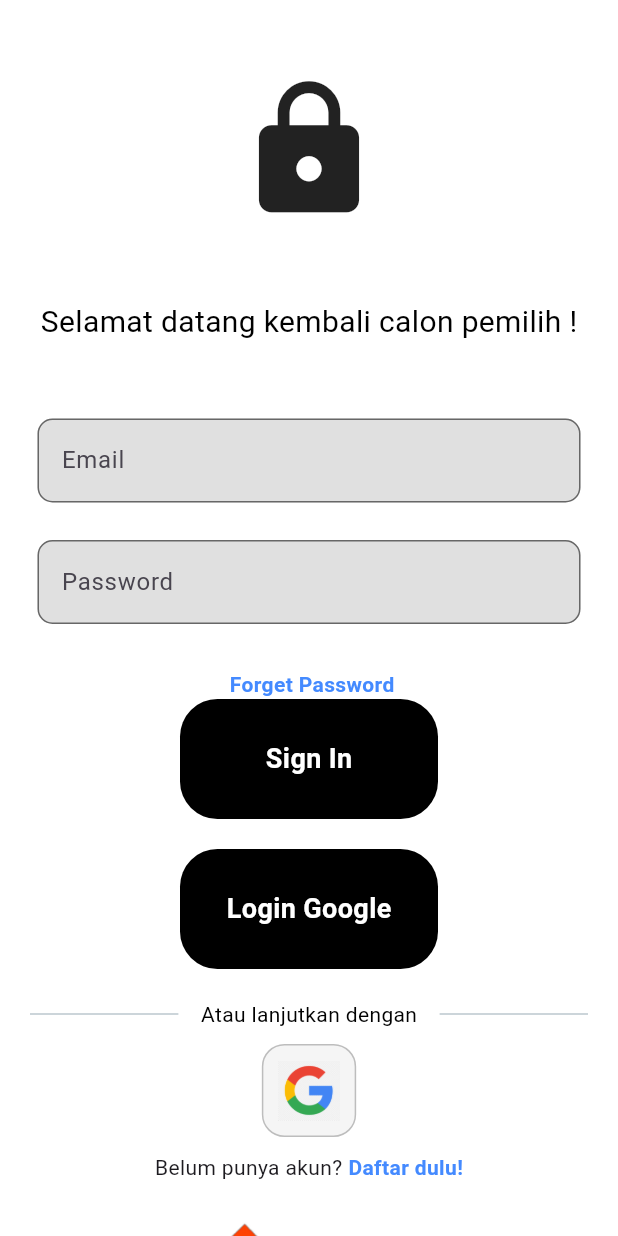
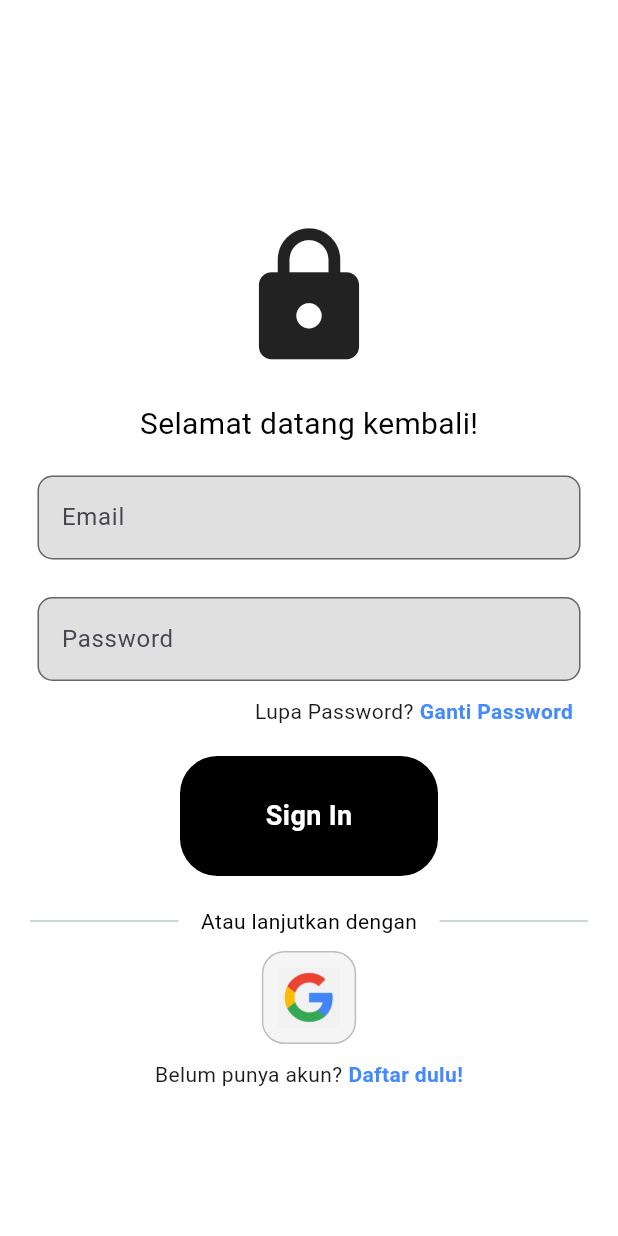
Before and after one commit to PS21michael/skripsilocal, a Flutter app: the LoginPage screen opened directly, after a tap on "Sign In", on a phone screen of 412 x 824 dp. Run offline on Flutter 3.47's test engine with Material 3 defaults, Android fonts, the phone set to English and light mode, and no system bars; our stand-ins replace cloud_firestore, firebase_auth, firebase_core, firebase_storage, get, get_storage and 5 more; missing offline and left inert: random_name_generator; accounts and stored records are empty; network calls fail; statements that could not run were skipped.

Commit message:
Update login page dan commit sebelum pull

```diff
--- a/lib/main.dart
+++ b/lib/main.dart
@@ -7,6 +7,7 @@ import 'package:skripsilocal/pages/profile/core/manage_user_screen.dart';
 import 'package:skripsilocal/pages/profile/core/profile_creen.dart';
 import 'package:skripsilocal/pages/profile/core/update_profile_new.dart';
 import 'package:skripsilocal/pages/profile/profile_page.dart';
+import 'package:skripsilocal/pages/profile/register_page.dart';
 import 'package:skripsilocal/src/repository/authentication_repository/authentication_repository.dart';
 import 'pages/profile/login_page.dart';
 
@@ -33,7 +34,8 @@ class MyApp extends StatelessWidget {
       //home: MyHeader(),
       // home: HomePage(),
       // home: RegisterPage(),
-      home : ProfilePage(),
+      // home : ProfilePage(),
+      home: UpdateProfile_New(),
     );
   }
 }
--- a/lib/pages/profile/core/profile_creen.dart
+++ b/lib/pages/profile/core/profile_creen.dart
@@ -50,7 +50,7 @@ class ProfileScreen extends StatelessWidget{
                     controller.getUserData();
                     final networkImage = controller.getprofileUrl();
 
-                    print('Gambar kosong : ${networkImage.isNotEmpty }');
+                    print('Gambar kosong : ${networkImage.isEmpty }');
                     print('Url gambarnya : ${controller.getprofileUrl()}');
                     final image = networkImage.isNotEmpty ? controller.getprofileUrl() : 'https://images.pexels.com/photos/415829/pexels-photo-415829.jpeg?auto=compress&cs=tinysrgb&w=400';
                     return
@@ -80,7 +80,7 @@ class ProfileScreen extends StatelessWidget{
                   theButton(
                     text: 'Reload',
                     onTap: (){
-                      FirebaseAuth.instance.currentUser?.reload();
+                      // FirebaseAuth.instance.currentUser?.reload();
                       // Timer(const Duration(seconds: 15),() {
                       //   print("This code executes after 15 seconds");
                       Get.to(()=>const UpdateProfile_New());
--- a/lib/pages/profile/login_page.dart
+++ b/lib/pages/profile/login_page.dart
@@ -11,18 +11,15 @@ import 'package:skripsilocal/pages/profile/register_page.dart';
 import 'package:skripsilocal/src/features/authentication/controller/signin_controller.dart';
 import 'package:skripsilocal/src/features/authentication/screens/forget_password/reset_password_screen.dart';
 import 'package:skripsilocal/src/repository/authentication_repository/authentication_repository.dart';
-import '../../src/features/authentication/controller/profile_controller.dart';
-import '../../src/features/authentication/controller/signup_controller.dart';
 import '../../src/features/authentication/models/user_model.dart';
 import '../../src/repository/user_repository/user_repository.dart';
 import '../components/my_textfield.dart';
 import '../components/button.dart';
-import 'core/manage_user_screen.dart';
-import 'core/update_screen_profile_advanced.dart';
+import 'core/update_profile_new.dart';
 
 class LoginPage extends StatefulWidget {
 
-  LoginPage({super.key});
+  const LoginPage({super.key});
 
   @override
   State<LoginPage> createState() => _LoginPageState();
@@ -70,15 +67,15 @@ class _LoginPageState extends State<LoginPage> {
                   Icons.lock,
                   size: 100,
                 ),
-                const SizedBox(height: 50),
+                const SizedBox(height: 20),
                 const Text(
-                  'Selamat datang kembali calon pemilih !',
+                  'Selamat datang kembali!',
                   style: TextStyle(
                     color: Colors.black,
                     fontSize: 20,
                   ),
                 ),
-                const SizedBox(height: 50),
+                const SizedBox(height: 20),
                 MyTextField(
                   controller: controller.email,
                   hintText: 'Email',
@@ -90,16 +87,20 @@ class _LoginPageState extends State<LoginPage> {
                   hintText: 'Password',
                   obscureText: true,
                 ),
-                const SizedBox(height: 30),
-
+                const SizedBox(height: 10),
                 // Forget Password
-                Row(
-                  mainAxisAlignment: MainAxisAlignment.center,
+                Padding(
+                  padding: EdgeInsets.only(right: 30),
+                  child: Row(
+                    mainAxisAlignment: MainAxisAlignment.end,
                     children: [
+                      const Text(
+                          'Lupa Password?'
+                      ),
                       const SizedBox(width: 4),
                       GestureDetector(
                           onTap: (){
-                        Get.to(()=>ResetPasswordScreen());
+                            Get.to(()=>const ResetPasswordScreen());
                           },
                           // onTap: (){
                           //   showModalBottomSheet(
@@ -133,31 +134,127 @@ class _LoginPageState extends State<LoginPage> {
                           //           (context)=> RegisterPage()));
                           // },
                           child : const Text(
-                          'Forget Password',
+                            'Ganti Password',
                             style: TextStyle(
                                 color: Colors.blueAccent,
                                 fontWeight: FontWeight.bold
                             ),
                           )
                       )
-
                     ],
                   ),
-
-                // Forget Password
-
-
+                ),
+                const SizedBox(height: 20),
                 theButton(
                   text: 'Sign In',
                   onTap: (){
+                    print('CheckPoint login 1');
                     UserRepository.instance.getSingelUserDetails(controller.email.text.trim());
                     SignInController.instance.loginUser(controller.email.text.trim(), controller.password.text.trim());
                   },
                 ),
+                //const SizedBox(height: 20),
+                // theButton(
+                //   text: 'Login Google',
+
+                // onTap: () async {
+                //   var i=0;
+                //   var j=0;
+                //   String emailTemp = "";
+                //   SignInController.instance.googleSignIn();
+                //   emailTemp = AuthenticationRepository.instance.getEmailGoogleSingIn();
+                //   // Timer(Duration(seconds: 3), () {
+                //   //   FirebaseAuth.instance.currentUser?.reload();
+                //   //   print("Yeah, this line is printed after 3 seconds");
+                //   // });
+                //   FirebaseAuth.instance.currentUser?.reload();
+                //   if(emailTemp == "") {
+                //     print('Email null, silahkan coba lagi ${i+=1}');
+                //   } else{
+                //     print('Email sudah tidak null ${j+=1}');
+                //     try{
+                //       print('ChekpointGoogle 1');
+                //       UserRepository.instance.getSingelUserDetails(AuthenticationRepository.instance.getEmailGoogleSingIn());
+                //       print('ChekpointGoogle 2');
+                //     } catch (e){
+                //       print('ChekpointGoogle 3');
+                //       print('Ada error $e');
+                //     }
+                //
+                //     if(UserRepository.instance.getIsSuccessGetData() == "True"){
+                //       print('ChekpointGoogle 4');
+                //       if(UserRepository.instance.getUserModelEmail() == ""){
+                //         print('ChekpointGoogle 5');
+                //         Map<String, dynamic> json = {'Email' : AuthenticationRepository.instance.getEmailGoogleSingIn()};
+                //         userRepo.updateSingelRecord(json);
+                //       }
+                //       if(UserRepository.instance.getUserModelProvince() == "ProvinsiUtama"){
+                //         print('ChekpointGoogle 6');
+                //         Get.to(()=>const UpdateScreenProfilePage());
+                //       } else{
+                //         print('ChekpointGoogle 7');
+                //         Get.to(()=>const HomePage());
+                //       }
+                //     } else{
+                //       print('ChekpointGoogle 8');
+                //       print('Email yang diterima page : ${AuthenticationRepository.instance.getEmailGoogleSingIn()}');
+                //       final user = UserModel(
+                //           fullName: randomNames.manFullName(),
+                //           email: AuthenticationRepository.instance.getEmailGoogleSingIn(),
+                //           userName: generateUserName(randomNames.manFullName()),
+                //           province: "ProvinsiUtama",
+                //           dateOfBirth: "01-01-1900",
+                //           password: "Login with Google",
+                //           joinDate: DateTime.now().toString(),
+                //           profilePicture: 'https://firebasestorage.googleapis.com/v0/b/indonesia-memilih-c26b0.appspot.com/o/Users%2FImages%2FProfile%2FDefaultImageProject.jpg?alt=media&token=6b2e46b5-a2f6-4377-ade1-7a1046724b8c');
+                //       print('ChekpointGoogle 9');
+                //       await userRepo.createUer(user);
+                //       print('ChekpointGoogle 10');
+                //       Get.to(()=>const UpdateScreenProfilePage());
+                //       print('ChekpointGoogle 11');
+                //     }
+                //   }
+                // },
+                // ),
                 const SizedBox(height: 20),
-                theButton(
-                  text: 'Login Google',
-
+                Padding(
+                  padding: const EdgeInsets.only(
+                    right: 20,
+                    left: 20,
+                  ),
+                  child: Row(
+                    children: [
+                      Expanded(
+                        child: Divider(
+                          thickness: 0.5,
+                          color: Colors.blueGrey.shade400,
+                        ),
+                      ),
+                      const Padding(
+                        padding: EdgeInsets.symmetric(
+                          horizontal: 15,
+                        ),
+                        child: Text(
+                          'Atau lanjutkan dengan',
+                          style: TextStyle(
+                            color: Colors.black,
+                          ),
+                        ),
+                      ),
+                      Expanded(
+                        child: Divider(
+                          thickness: 0.5,
+                          color: Colors.blueGrey.shade400,
+                        ),
+                      ),
+                    ],
+                  ),
+                ),
+                const SizedBox(height: 10),
+                Row(
+                  mainAxisAlignment: MainAxisAlignment.center,
+                  children: [
+                    SquareTile(
                         onTap: () async {
                           var i=0;
                           var j=0;
@@ -179,7 +276,7 @@ class _LoginPageState extends State<LoginPage> {
                               print('ChekpointGoogle 2');
                             } catch (e){
                               print('ChekpointGoogle 3');
-                        print('Ada error ${e}');
+                              print('Ada error $e');
                             }
 
                             if(UserRepository.instance.getIsSuccessGetData() == "True"){
@@ -191,10 +288,10 @@ class _LoginPageState extends State<LoginPage> {
                               }
                               if(UserRepository.instance.getUserModelProvince() == "ProvinsiUtama"){
                                 print('ChekpointGoogle 6');
-                          Get.to(()=>UpdateScreenProfilePage());
+                                Get.to(()=>const UpdateProfile_New());
                               } else{
                                 print('ChekpointGoogle 7');
-                          Get.to(()=>HomePage());
+                                Get.to(()=>const HomePage());
                               }
                             } else{
                               print('ChekpointGoogle 8');
@@ -211,64 +308,20 @@ class _LoginPageState extends State<LoginPage> {
                               print('ChekpointGoogle 9');
                               await userRepo.createUer(user);
                               print('ChekpointGoogle 10');
-                        Get.to(()=>UpdateScreenProfilePage());
+                              Get.to(()=>const UpdateProfile_New());
                               print('ChekpointGoogle 11');
                             }
-
                           }
                         },
-                ),
-
-                const SizedBox(height: 20),
-                Padding(
-                  padding: const EdgeInsets.only(
-                    right: 20,
-                    left: 20,
-                  ),
-                  child: Row(
-                    children: [
-                      Expanded(
-                        child: Divider(
-                          thickness: 0.5,
-                          color: Colors.blueGrey.shade400,
-                        ),
-                      ),
-                      Padding(
-                        padding: const EdgeInsets.symmetric(
-                          horizontal: 15,
-                        ),
-                        child: Text(
-                          'Atau lanjutkan dengan',
-                          style: TextStyle(
-                            color: Colors.black,
-                          ),
-                        ),
-                      ),
-                      Expanded(
-                        child: Divider(
-                          thickness: 0.5,
-                          color: Colors.blueGrey.shade400,
-                        ),
-                      ),
-                    ],
-                  ),
-                ),
-                SizedBox(height: 10),
-                Row(
-                  mainAxisAlignment: MainAxisAlignment.center,
-                  children: [
-                    SquareTile(
-                        //onTap: ()=> ,
-
                         imagePath: 'assets/google.png'
                     ),
                   ],
                 ),
-                SizedBox(height: 10),
+                const SizedBox(height: 10),
                 Row(
                   mainAxisAlignment: MainAxisAlignment.center,
                   children: [
-                    Text(
+                    const Text(
                         'Belum punya akun?'
                     ),
                     const SizedBox(width: 4),
@@ -276,7 +329,7 @@ class _LoginPageState extends State<LoginPage> {
                         onTap: (){
                           Navigator.push(context,
                               MaterialPageRoute(builder:
-                                  (context)=> RegisterPage()));
+                                  (context)=> const RegisterPage()));
                         },
                         child : const Text(
                           'Daftar dulu!',
@@ -289,11 +342,6 @@ class _LoginPageState extends State<LoginPage> {
 
                   ],
                 ),
-                const SizedBox(height: 20),
-                const Image(
-                  image: AssetImage('assets/logoPemilu.png'),
-                  height: 120,
-                ),
               ],
             ),
           ),
--- a/lib/src/repository/user_repository/user_repository.dart
+++ b/lib/src/repository/user_repository/user_repository.dart
@@ -49,10 +49,13 @@ class UserRepository extends GetxController{
 
 
   Future<UserModel> getSingelUserDetails(String email) async{
+    print('CheckPoint login 2');
     print('DB telah dipanggil ke ${ctr+=1}');
     final snapshot = await _db.collection("/Users").where("Email", isEqualTo: email).get();
+    print('CheckPoint login 3');
     // final userData = snapshot.docs.map((e) => UserModel.fromSnapshot(e)).elementAt(0);
     final userData = snapshot.docs.map((e) => UserModel.fromSnapshot(e)).single;
+    print('CheckPoint login 4');
 
     // Setter Data from snapshot
     userModelID = userData.id!;
```
Also changed, not shown: pubspec.yaml (+4 -4 lines). Lines whose indentation alone changed are shown as unchanged.
